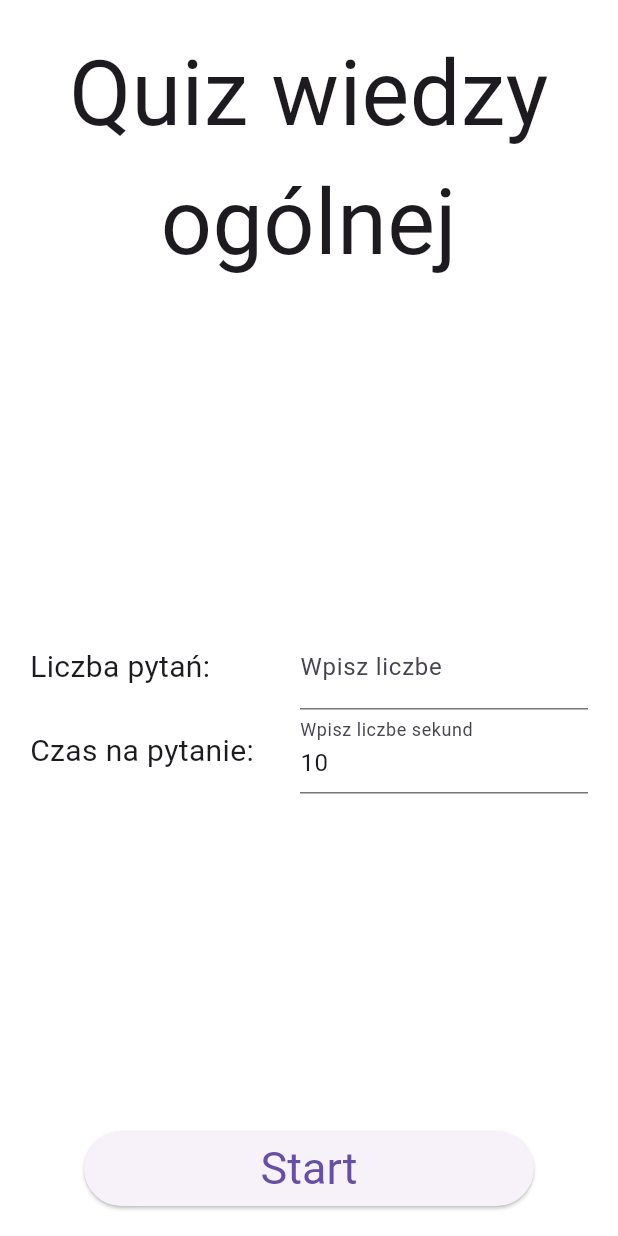
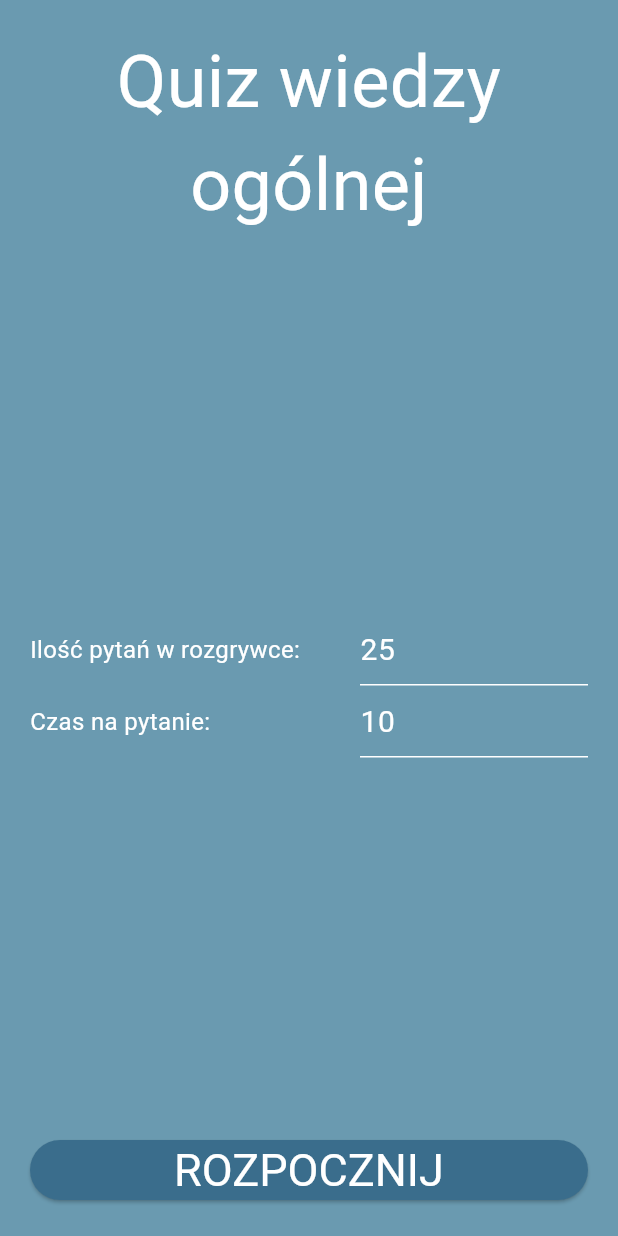
Before and after one commit to CenturionTheMan/CommonKnowledgeQuiz, a Flutter app: the screen it shows after launch, on a phone screen of 412 x 824 dp. Run offline on Flutter 3.47's test engine with Material 3 defaults, Android fonts, the phone set to English and light mode, and no system bars.

Commit message:
v1 done, test text validation

```diff
--- /dev/null
+++ b/CKQFlutter/ckq_flutter/lib/Utils/app_colors.dart
@@ -0,0 +1,10 @@
+import 'package:flutter/material.dart';
+
+class AppColors {
+  static const Color black = Color(0xFF000000);
+  static const Color white = Color(0xFFFFFFFF);
+  static const Color navy = Color(0xFF001F3F);
+  static const Color darkBlue = Color(0xFF3A6D8C);
+  static const Color blue = Color(0xFF6A9AB0);
+  static const Color beige = Color(0xFFEAD8B1);
+}
--- a/CKQFlutter/ckq_flutter/lib/pages/home.dart
+++ b/CKQFlutter/ckq_flutter/lib/pages/home.dart
@@ -1,3 +1,4 @@
+import 'package:ckq_flutter/Utils/app_colors.dart';
 import 'package:ckq_flutter/Utils/quiz_question.dart';
 import 'package:ckq_flutter/pages/in_game.dart';
 import 'package:flutter/material.dart';
@@ -18,17 +19,38 @@ class _HomePageState extends State<HomePage> {
   @override
   void initState() {
     super.initState();
-
     _questionAmount = (QuizQuestion.getQuestionAmount() / 2).round();
 
     _controllerQuestionAmount = TextEditingController();
+    _controllerQuestionAmount.text = _questionAmount.toString();
     _controllerQuestionAmount.addListener(() {
       String newText = _controllerQuestionAmount.text;
-      if (newText.isEmpty ||
-          int.tryParse(newText) == null ||
-          int.parse(newText) < 1) {
+      if (newText == _questionAmount.toString()) {
+        return;
+      }
+      int? num = int.tryParse(newText);
+      if (newText.isEmpty) {
+        setState(() {
+          _controllerQuestionAmount.text = "1";
+        });
+        return;
+      }
+      if (num == null) {
         setState(() {
           _controllerQuestionAmount.text = _questionAmount.toString();
+        });
+        return;
+      }
+      if (num < 1) {
+        setState(() {
+          _controllerQuestionAmount.text = "1";
+        });
+        return;
+      }
+      if (num > QuizQuestion.getQuestionAmount()) {
+        setState(() {
+          _controllerQuestionAmount.text =
+              QuizQuestion.getQuestionAmount().toString();
         });
         return;
       }
@@ -39,14 +61,29 @@ class _HomePageState extends State<HomePage> {
     _controllerTimePerQuestion.text = _timePerQuestion.toString();
     _controllerTimePerQuestion.addListener(() {
       String newText = _controllerTimePerQuestion.text;
-      if (newText.isEmpty ||
-          int.tryParse(newText) == null ||
-          int.parse(newText) < 1) {
+      if (newText == _timePerQuestion.toString()) {
+        return;
+      }
+      int? num = int.tryParse(newText);
+      if (newText.isEmpty) {
+        setState(() {
+          _controllerTimePerQuestion.text = "1";
+        });
+        return;
+      }
+      if (num == null) {
         setState(() {
           _controllerTimePerQuestion.text = _timePerQuestion.toString();
         });
         return;
       }
+      if (num < 1) {
+        setState(() {
+          _controllerTimePerQuestion.text = "1";
+        });
+        return;
+      }
+
       _timePerQuestion = int.parse(_controllerTimePerQuestion.text);
     });
   }
@@ -60,63 +97,19 @@ class _HomePageState extends State<HomePage> {
 
   @override
   Widget build(BuildContext context) {
-    return Scaffold(
+    return PopScope(
+      canPop: false,
+      child: Scaffold(
+          backgroundColor: AppColors.blue,
           body: Column(
             mainAxisAlignment: MainAxisAlignment.spaceBetween,
-      children: [
-        Container(
-          margin: const EdgeInsets.all(20),
-          child: const Text(
-            "Quiz wiedzy ogólnej",
-            textAlign: TextAlign.center,
-            style: TextStyle(fontSize: 60),
-          ),
-        ),
-        Container(
-            margin: const EdgeInsets.all(20),
-            child: Column(
-              children: [
-                Row(
-                  mainAxisSize: MainAxisSize.max,
-                  children: [
-                    const SizedBox(
-                      width: 180,
-                      child: Text(
-                        "Liczba pytań: ",
-                        style: TextStyle(fontSize: 20),
-                      ),
-                    ),
-                    Flexible(
-                        child: TextField(
-                            controller: _controllerQuestionAmount,
-                            cursorWidth: BorderSide.strokeAlignCenter,
-                            decoration: const InputDecoration(
-                                border: UnderlineInputBorder(),
-                                labelText: "Wpisz liczbe")))
-                  ],
-                ),
-                Row(
-                  mainAxisSize: MainAxisSize.max,
-                  children: [
-                    const SizedBox(
-                      width: 180,
-                      child: Text(
-                        "Czas na pytanie: ",
-                        style: TextStyle(fontSize: 20),
-                      ),
-                    ),
-                    Flexible(
-                        child: TextField(
-                            controller: _controllerTimePerQuestion,
-                            cursorWidth: BorderSide.strokeAlignCenter,
-                            decoration: const InputDecoration(
-                                border: UnderlineInputBorder(),
-                                labelText: "Wpisz liczbe sekund")))
-                  ],
-                ),
-              ],
+            children: [topText(), inputValues(), startButton(context)],
           )),
-        Container(
+    );
+  }
+
+  Container startButton(BuildContext context) {
+    return Container(
       margin: const EdgeInsets.all(20),
       child: ElevatedButton(
         onPressed: () {
@@ -128,13 +121,79 @@ class _HomePageState extends State<HomePage> {
                       timePerQuestion: _timePerQuestion)));
         },
         style: ElevatedButton.styleFrom(
-                minimumSize: const Size(300, 50),
-                maximumSize: const Size(500, 50),
-                textStyle: const TextStyle(fontSize: 30)),
-            child: const Text("Start"),
+            minimumSize: const Size(double.infinity, 40),
+            textStyle: const TextStyle(fontSize: 30),
+            backgroundColor: AppColors.darkBlue,
+            foregroundColor: AppColors.white),
+        child: const Text("ROZPOCZNIJ"),
       ),
-        )
+    );
+  }
+
+  Container inputValues() {
+    return Container(
+        margin: const EdgeInsets.all(20),
+        child: Column(
+          children: [
+            Row(
+              mainAxisSize: MainAxisSize.max,
+              children: [
+                const SizedBox(
+                  width: 220,
+                  child: Text(
+                    "Ilość pytań w rozgrywce: ",
+                    style: TextStyle(fontSize: 16, color: AppColors.white),
+                  ),
+                ),
+                Flexible(
+                    child: TextField(
+                  style: const TextStyle(color: AppColors.white, fontSize: 20),
+                  controller: _controllerQuestionAmount,
+                  cursorWidth: BorderSide.strokeAlignCenter,
+                  decoration: const InputDecoration(
+                    border: UnderlineInputBorder(),
+                    enabledBorder: UnderlineInputBorder(
+                        borderSide: BorderSide(color: AppColors.white)),
+                  ),
+                ))
+              ],
+            ),
+            Row(
+              mainAxisSize: MainAxisSize.max,
+              children: [
+                const SizedBox(
+                  width: 220,
+                  child: Text(
+                    "Czas na pytanie: ",
+                    style: TextStyle(fontSize: 16, color: AppColors.white),
+                  ),
+                ),
+                Flexible(
+                    child: TextField(
+                        controller: _controllerTimePerQuestion,
+                        style: const TextStyle(
+                            color: AppColors.white, fontSize: 20),
+                        cursorWidth: BorderSide.strokeAlignCenter,
+                        decoration: const InputDecoration(
+                            fillColor: Colors.white,
+                            border: UnderlineInputBorder(),
+                            enabledBorder: UnderlineInputBorder(
+                                borderSide:
+                                    BorderSide(color: AppColors.white)))))
+              ],
+            ),
           ],
         ));
   }
+
+  Container topText() {
+    return Container(
+      margin: const EdgeInsets.all(20),
+      child: const Text(
+        "Quiz wiedzy ogólnej",
+        textAlign: TextAlign.center,
+        style: TextStyle(fontSize: 48, color: AppColors.white),
+      ),
+    );
   }
+}
```
Also changed, not shown: CKQFlutter/ckq_flutter/lib/pages/game_result.dart (+39 -16 lines), CKQFlutter/ckq_flutter/lib/pages/in_game.dart (+101 -32 lines). Lines whose indentation alone changed are shown as unchanged.
